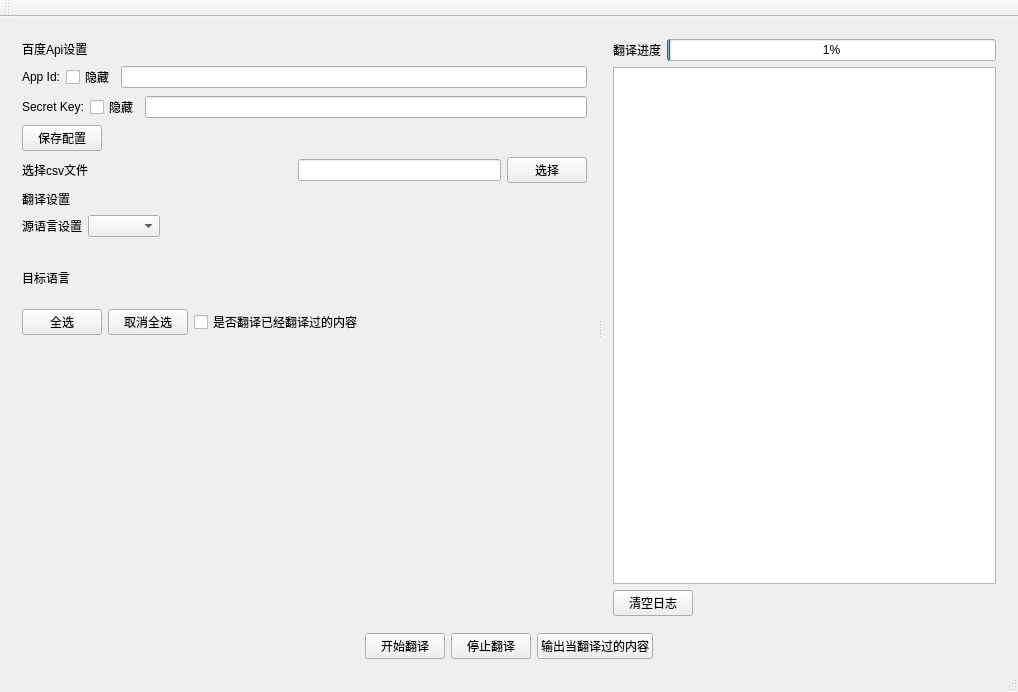
dependon/Spark-godot-translation-qt, file mainwindow.ui: the form before one commit.
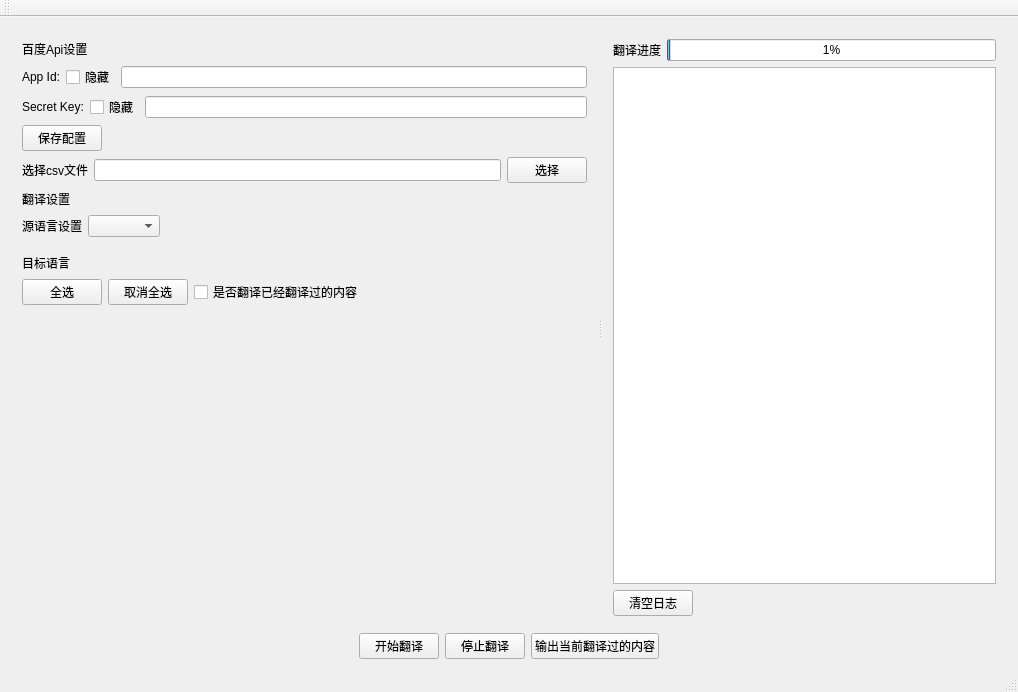
The form after the commit.

Commit message:
feat: 添加暗色主题样式并优化UI布局
- 新增styles.qss文件实现现代化暗色主题
- 添加qrc.qrc资源文件并集成到项目中
- 修改.gitignore忽略build目录
- 调整主窗口UI布局，移除多余间距
- 修复按钮文本错误"输出当翻译过的内容"
- 在main.cpp中加载QSS样式表

Diff of the .ui file:
```diff
--- a/mainwindow.ui
+++ b/mainwindow.ui
@@ -125,19 +125,6 @@
             </property>
            </widget>
           </item>
-          <item>
-           <spacer name="horizontalSpacer_11">
-            <property name="orientation">
-             <enum>Qt::Horizontal</enum>
-            </property>
-            <property name="sizeHint" stdset="0">
-             <size>
-              <width>40</width>
-              <height>20</height>
-             </size>
-            </property>
-           </spacer>
-          </item>
           <item>
            <widget class="QLineEdit" name="edit_filePath"/>
           </item>
@@ -225,13 +212,13 @@
                 <property name="minimumSize">
                  <size>
                   <width>0</width>
-                  <height>50</height>
+                  <height>0</height>
                  </size>
                 </property>
                 <property name="maximumSize">
                  <size>
                   <width>16777215</width>
-                  <height>50</height>
+                  <height>16777215</height>
                  </size>
                 </property>
                 <property name="text">
@@ -401,7 +388,7 @@
       <item>
        <widget class="QPushButton" name="btn_saveCsv">
         <property name="text">
-         <string>输出当翻译过的内容</string>
+         <string>输出当前翻译过的内容</string>
         </property>
        </widget>
       </item>
```
The commit also changes 5 other files.
